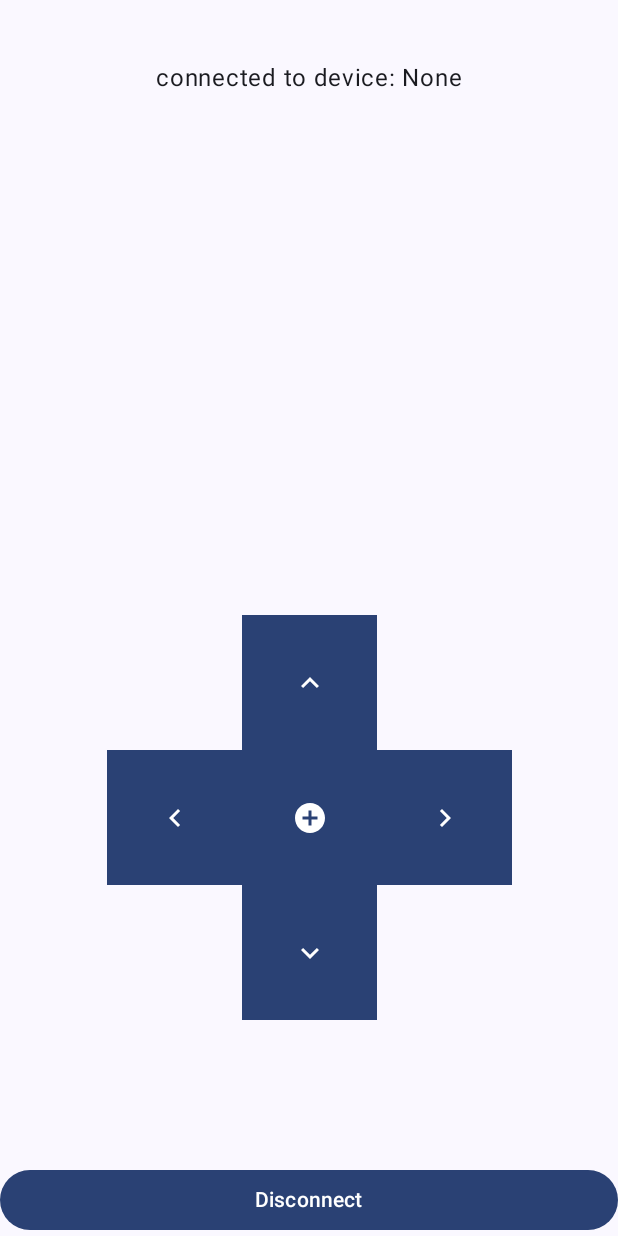
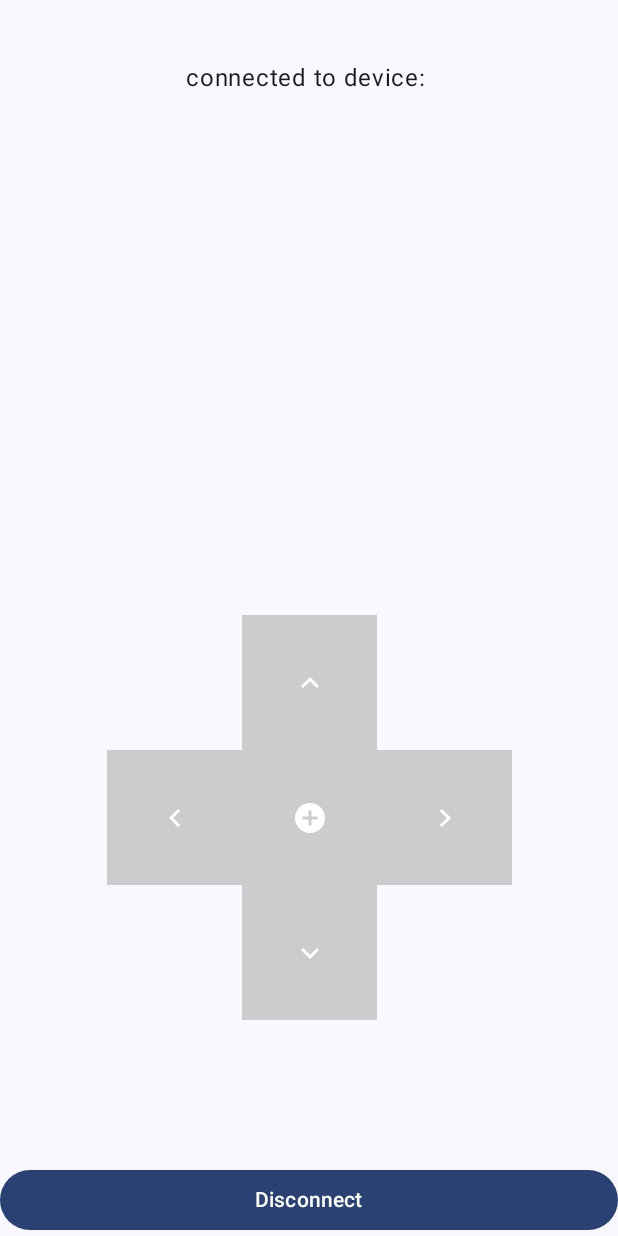
Before and after one commit to Plutotim1/Esp32Controller, an Android app built with Jetpack Compose: the @Preview function GreetingPreview, on a phone screen of 412 x 824 dp. Run offline under Robolectric (Android 15) with nearby library versions, the phone set to English and light mode, and no system bars.

Commit message:
finished UI

```diff
--- a/app/src/main/java/com/example/bluetoothwificontroller/MainActivity.kt
+++ b/app/src/main/java/com/example/bluetoothwificontroller/MainActivity.kt
@@ -1,20 +1,11 @@
 package com.example.bluetoothwificontroller
 
-import android.Manifest
-import android.bluetooth.BluetoothAdapter
-import android.bluetooth.BluetoothManager
-import android.content.ClipData.Item
-import android.content.pm.PackageManager
-import android.graphics.drawable.Icon
-import android.graphics.drawable.VectorDrawable
-import android.graphics.fonts.FontStyle
 import android.os.Bundle
 import androidx.activity.ComponentActivity
 import androidx.activity.compose.setContent
 import androidx.activity.enableEdgeToEdge
 import androidx.compose.foundation.background
 import androidx.compose.foundation.clickable
-import androidx.compose.foundation.interaction.InteractionSource
 import androidx.compose.foundation.interaction.MutableInteractionSource
 import androidx.compose.foundation.interaction.collectIsPressedAsState
 import androidx.compose.foundation.layout.Arrangement
@@ -23,7 +14,6 @@ import androidx.compose.foundation.layout.Column
 import androidx.compose.foundation.layout.PaddingValues
 import androidx.compose.foundation.layout.Row
 import androidx.compose.foundation.layout.Spacer
-import androidx.compose.foundation.layout.fillMaxHeight
 import androidx.compose.foundation.layout.fillMaxSize
 import androidx.compose.foundation.layout.fillMaxWidth
 import androidx.compose.foundation.layout.height
@@ -32,19 +22,15 @@ import androidx.compose.foundation.layout.size
 import androidx.compose.foundation.lazy.LazyColumn
 import androidx.compose.material.icons.Icons
 import androidx.compose.material.icons.filled.AddCircle
-import androidx.compose.material.icons.filled.ArrowBack
 import androidx.compose.material.icons.filled.KeyboardArrowDown
 import androidx.compose.material.icons.filled.KeyboardArrowLeft
 import androidx.compose.material.icons.filled.KeyboardArrowRight
 import androidx.compose.material.icons.filled.KeyboardArrowUp
 import androidx.compose.material3.Button
+import androidx.compose.material3.ButtonDefaults
 import androidx.compose.material3.Card
-import androidx.compose.material3.CardColors
-import androidx.compose.material3.CardDefaults
-import androidx.compose.material3.Icon
 import androidx.compose.material3.MaterialTheme
 import androidx.compose.material3.Scaffold
-import androidx.compose.material3.Surface
 import androidx.compose.material3.Text
 import androidx.compose.runtime.Composable
 import androidx.compose.runtime.MutableState
@@ -55,21 +41,16 @@ import androidx.compose.ui.Alignment
 import androidx.compose.ui.Modifier
 import androidx.compose.ui.graphics.Color
 import androidx.compose.ui.graphics.RectangleShape
-import androidx.compose.ui.graphics.painter.Painter
-import androidx.compose.ui.graphics.vector.ImageVector
 import androidx.compose.ui.tooling.preview.Preview
-import androidx.compose.ui.unit.TextUnit
-import androidx.compose.ui.unit.TextUnitType
 import androidx.compose.ui.unit.dp
 import androidx.compose.ui.unit.sp
-import androidx.core.content.ContextCompat
 import com.example.bluetoothwificontroller.ui.theme.BluetoothWiFiControllerTheme
 
 
 class MainActivity : ComponentActivity() {
 
-    val ENABLE_BT_CODE = 2
-    var permissionsAccepted = false
+    //val ENABLE_BT_CODE = 2
+    //var permissionsAccepted = false
     override fun onCreate(savedInstanceState: Bundle?) {
         super.onCreate(savedInstanceState)
         enableEdgeToEdge()
@@ -172,17 +153,10 @@ class MainActivity : ComponentActivity() {
 }
 
 @Composable
-fun Greeting(name: String, modifier: Modifier = Modifier) {
-    Text(
-        text = "Hello $name!",
-        modifier = modifier
-    )
-}
-
-@Composable
 fun Title(modifier: Modifier = Modifier) {
     Text(
         text = "Connect to your Controller!",
+        fontSize = 20.sp,
         modifier = modifier
     )
 }
@@ -190,7 +164,7 @@ fun Title(modifier: Modifier = Modifier) {
 //will be replaced with a clickable element, showing basic information about a bluetooth device. Clicking will try to connect  to the device
 @Composable
 fun TestCard(
-    modifier: Modifier = Modifier.fillMaxWidth(),
+    modifier: Modifier = Modifier,
     text: String = "Test",
     clicked: Boolean = false,
     onclick: () -> Unit
@@ -227,30 +201,44 @@ fun MainView() {
     }
 
     if (showConnectScreen.value) {
-        ConnectScreen(){
+        ConnectScreen {
             showConnectScreen.value = false
         }
     } else {
-
+        ControlScreen(
+            onDisconnect = {
+                TemporaryData.connectedDeviceName = ""
+                showConnectScreen.value = true
+            }
+        )
     }
 }
 
 
 @Composable
-fun ConnectScreen(onclick: () -> Unit) {
+fun ConnectScreen(onConnect: () -> Unit) {
     val clickedCard: MutableState<Int?> = remember {
         mutableStateOf(null)
     }
     Scaffold(
         topBar = {
-            Text(
-                text = "Pick your Microcontroller to connect to!",
-                fontSize =  20.sp,
-                modifier = Modifier.padding(top = 30.dp))
+            Column(
+                modifier = Modifier.fillMaxWidth()
+            ) {
+                Spacer(modifier = Modifier.height(30.dp))
+                Title(
+                    modifier = Modifier.align(Alignment.CenterHorizontally)
+                )
+            }
+
         },
         bottomBar = {
             Button(
-                onClick = onclick,
+                enabled = clickedCard.value != null,
+                onClick = {
+                    onConnect()
+                    TemporaryData.connectedDeviceName = clickedCard.value.toString()
+                },
                 modifier = Modifier.fillMaxWidth()
             ) {
                 Text("Connect to device" + if (clickedCard.value != null) ": " + clickedCard.value else "")
@@ -268,13 +256,13 @@ fun ConnectScreen(onclick: () -> Unit) {
         ) {
             items(10) {index ->
                 TestCard(
-                    text = "Card Number: " + index.toString(),
+                    text = "Card Number: $index",
                     modifier = Modifier
                         .padding(10.dp)
                         .height(50.dp)
                         .fillMaxWidth()
                         .background(MaterialTheme.colorScheme.primaryContainer),
-                    clicked = if (index == clickedCard.value) true else false
+                    clicked = index == clickedCard.value
                 ) {
                     clickedCard.value = index
                 }
@@ -285,7 +273,7 @@ fun ConnectScreen(onclick: () -> Unit) {
 }
 
 @Composable
-fun ControlScreen(device: String = "None",onclick: () -> Unit) {
+fun ControlScreen(onDisconnect: () -> Unit) {
     Scaffold(
         topBar = {
                  Column(
@@ -293,7 +281,7 @@ fun ControlScreen(device: String = "None",onclick: () -> Unit) {
                  ) {
                      Spacer(Modifier.height(40.dp))
                      Text(
-                         text = "connected to device: " + device,
+                         text = "connected to device: ${TemporaryData.connectedDeviceName}",
                          modifier = Modifier.align(Alignment.CenterHorizontally)
                          )
                  }
@@ -301,7 +289,8 @@ fun ControlScreen(device: String = "None",onclick: () -> Unit) {
         bottomBar = {
             Button(
                 modifier = Modifier.fillMaxWidth(),
-                onClick = {onclick}) {
+                onClick = onDisconnect
+            ) {
                 Text(
                     text = "Disconnect"
                 )
@@ -350,25 +339,19 @@ fun DirectionalInput(direction: String = "") {
         interactionSource = interActionSource,
         onClick = {},
         shape = RectangleShape,
+        colors = ButtonDefaults.buttonColors(containerColor = if (isPressed) Color.Gray else Color.LightGray),
         modifier = Modifier
-            .background(if (isPressed) Color.Gray else Color.LightGray)
             .size(90.dp)
     ) {
-        var icon: ImageVector
-        when (direction) {
-            "left" -> icon = Icons.Default.KeyboardArrowLeft
-            "right" -> icon = Icons.Default.KeyboardArrowRight
-            "up" -> icon = Icons.Default.KeyboardArrowUp
-            "down" -> icon = Icons.Default.KeyboardArrowDown
-            else -> icon = Icons.Default.AddCircle
+        val icon = when (direction) {
+            "left" -> Icons.Default.KeyboardArrowLeft
+            "right" -> Icons.Default.KeyboardArrowRight
+            "up" -> Icons.Default.KeyboardArrowUp
+            "down" -> Icons.Default.KeyboardArrowDown
+            else -> Icons.Default.AddCircle
         }
-        androidx.compose.material3.Icon(imageVector = icon, contentDescription = "arrow pointing" + direction)
+        androidx.compose.material3.Icon(imageVector = icon, contentDescription = "arrow pointing $direction")
     }
-}
-
-
-fun SetUpBluetooth() {
-
 }
 
 
@@ -377,7 +360,7 @@ fun SetUpBluetooth() {
 fun GreetingPreview() {
     BluetoothWiFiControllerTheme {
         ControlScreen {
-            1 + 1;
+
         }
     }
 }
--- /dev/null
+++ b/app/src/main/java/com/example/bluetoothwificontroller/TemporaryData.kt
@@ -0,0 +1,7 @@
+package com.example.bluetoothwificontroller
+
+class TemporaryData {
+    companion object {
+        var connectedDeviceName: String? = ""
+    }
+}
```
